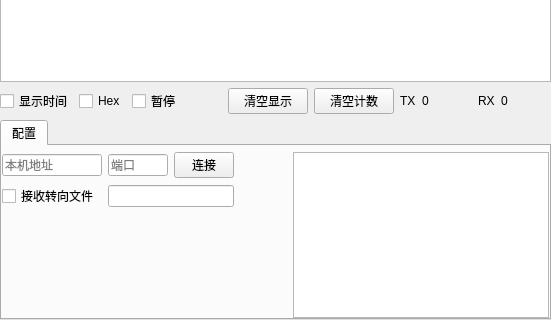
First picture: the form in UI/TCPServer.ui, repository BeiChenYx/NetDebug, before the edit; both pictures show x 0 to 551 and y 217 to 537 of the 551 by 537 pixel window.
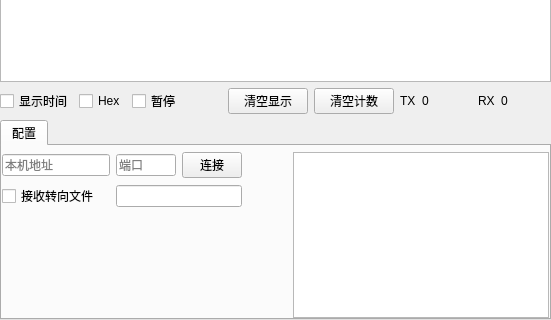
Second picture: the form after the edit.

What changed in the file:
```diff
--- a/UI/TCPServer.ui
+++ b/UI/TCPServer.ui
@@ -184,7 +184,7 @@
           <widget class="QLineEdit" name="lineEdit_IP">
            <property name="maximumSize">
             <size>
-             <width>100</width>
+             <width>200</width>
              <height>16777215</height>
             </size>
            </property>
```
Left out of the diff: 6 changed lines with no effect on the pictures.
